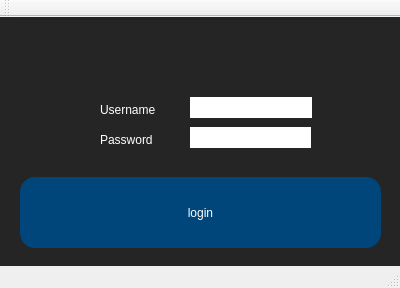
This is Code/LoginWindow/LoginWindow/login.ui in ajmcint2/Team15CSE360 as Qt 5 draws it before an edit. The edited form follows.
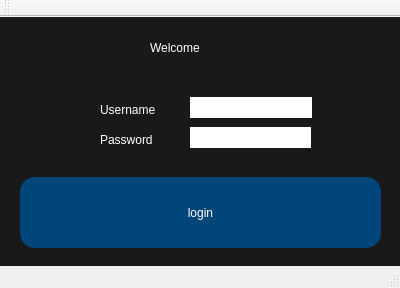
This is the edited form.

Diff of the .ui file:
```diff
--- a/Code/LoginWindow/LoginWindow/login.ui
+++ b/Code/LoginWindow/LoginWindow/login.ui
@@ -15,7 +15,7 @@
   </property>
   <widget class="QWidget" name="centralWidget">
    <property name="styleSheet">
-    <string notr="true">background: rgb(37, 37, 37);</string>
+    <string notr="true">background: rgb(25, 25, 25);</string>
    </property>
    <widget class="QLabel" name="label_username">
     <property name="geometry">
@@ -109,18 +109,43 @@
      <string>login</string>
     </property>
    </widget>
+   <widget class="QLabel" name="welcome_label">
+    <property name="geometry">
+     <rect>
+      <x>150</x>
+      <y>20</y>
+      <width>111</width>
+      <height>21</height>
+     </rect>
+    </property>
+    <property name="styleSheet">
+     <string notr="true">color: white;
+font: 25 25pt &quot;Avenir&quot;;</string>
+    </property>
+    <property name="text">
+     <string>Welcome</string>
+    </property>
+   </widget>
    <widget class="QLabel" name="status">
     <property name="geometry">
      <rect>
-      <x>50</x>
-      <y>30</y>
-      <width>291</width>
-      <height>31</height>
+      <x>90</x>
+      <y>40</y>
+      <width>221</width>
+      <height>20</height>
      </rect>
     </property>
+    <property name="styleSheet">
+     <string notr="true">color: white;
+background-color: transparent;
+font: 25 12pt &quot;Avenir&quot;;</string>
+    </property>
     <property name="text">
      <string/>
     </property>
+    <property name="alignment">
+     <set>Qt::AlignCenter</set>
+    </property>
    </widget>
   </widget>
   <widget class="QMenuBar" name="menuBar">
```
Left out of the diff: 2 changed lines with no effect on the pictures.
